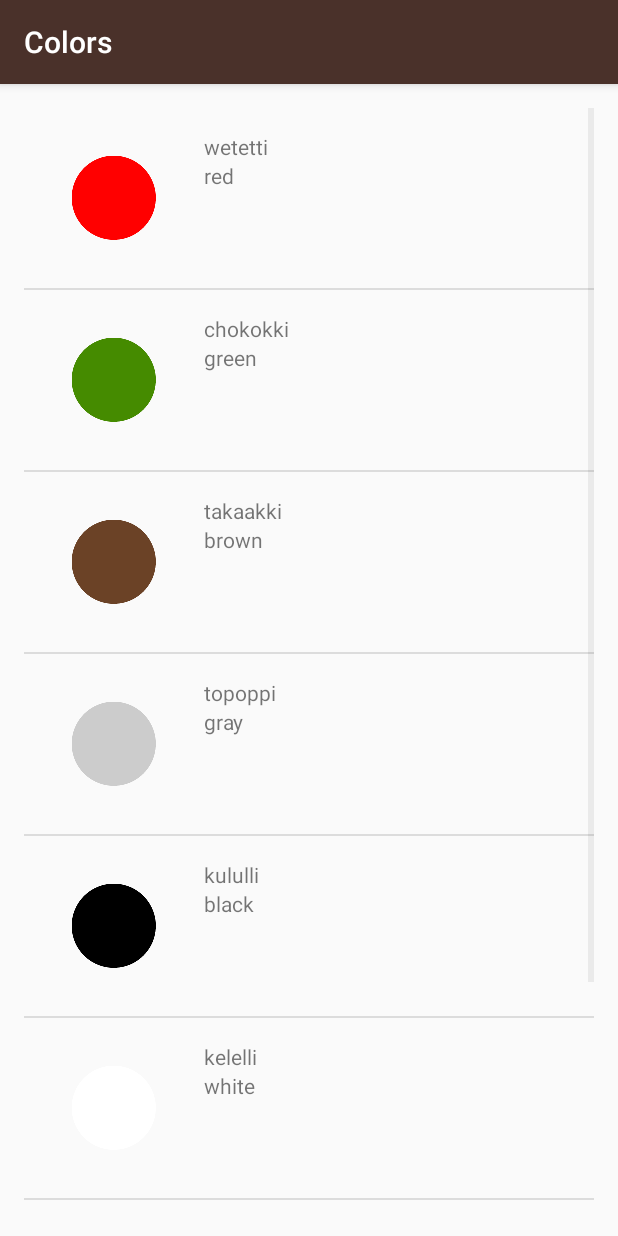
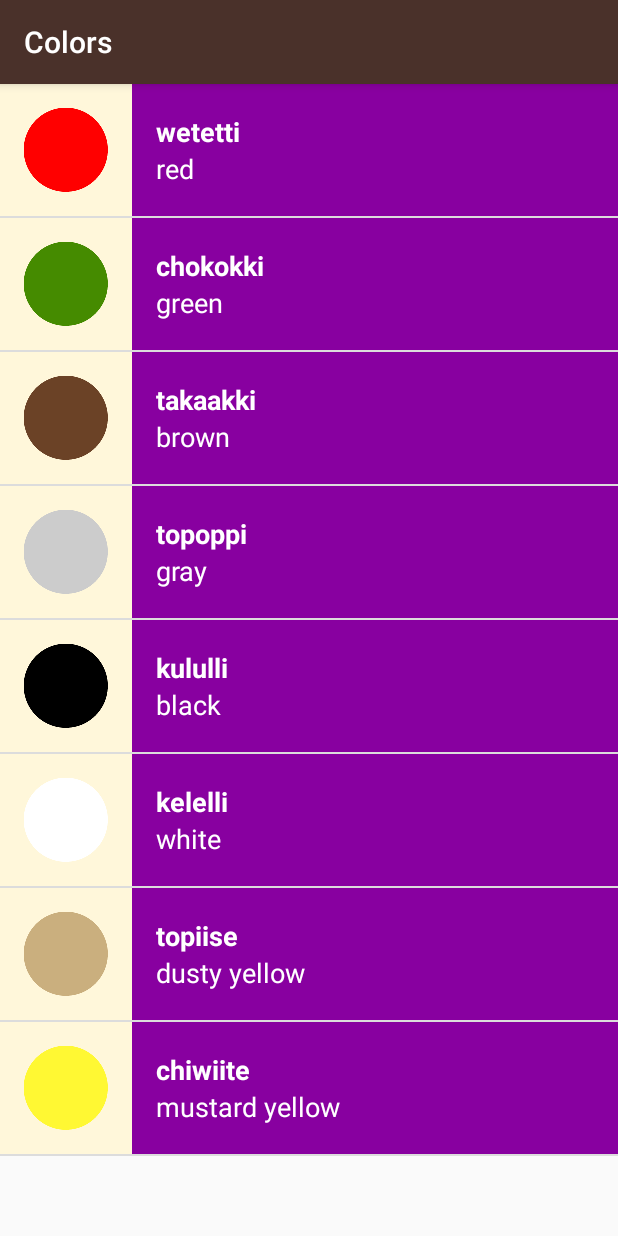
Before and after one commit to d27saurabh/Udacity_Android_Basics, an Android app: the ColorsActivity screen opened directly, with no data from a screen before it, on a phone screen of 412 x 824 dp. Run offline under Robolectric (Android 15) with nearby library versions, the phone set to English and light mode, and no system bars.

Commit message:
Miwok: Visual Polish

```diff
--- a/ud839_Miwok-Starter-code/app/src/main/java/com/example/android/miwok/ColorsActivity.java
+++ b/ud839_Miwok-Starter-code/app/src/main/java/com/example/android/miwok/ColorsActivity.java
@@ -23,7 +23,7 @@
         words.add(new Word("dusty yellow","topiise",R.drawable.color_dusty_yellow));
         words.add(new Word("mustard yellow","chiwiite",R.drawable.color_mustard_yellow));
 
-        WordAdapter itemsAdapter = new WordAdapter(this, words);
+        WordAdapter itemsAdapter = new WordAdapter(this, words, R.color.category_colors);
 
         ListView listView = (ListView) findViewById(R.id.list);
 
--- a/ud839_Miwok-Starter-code/app/src/main/java/com/example/android/miwok/FamilyMembersActivity.java
+++ b/ud839_Miwok-Starter-code/app/src/main/java/com/example/android/miwok/FamilyMembersActivity.java
@@ -26,7 +26,7 @@
         words.add(new Word("grandfather","paapa",R.drawable.family_grandfather));
 
 
-        WordAdapter itemsAdapter = new WordAdapter(this, words);
+        WordAdapter itemsAdapter = new WordAdapter(this, words, R.color.category_family);
 
         ListView listView = (ListView) findViewById(R.id.list);
 
--- a/ud839_Miwok-Starter-code/app/src/main/java/com/example/android/miwok/NumbersActivity.java
+++ b/ud839_Miwok-Starter-code/app/src/main/java/com/example/android/miwok/NumbersActivity.java
@@ -26,7 +26,7 @@
         words.add(new Word("nine","wo'e",R.drawable.number_nine));
         words.add(new Word("ten","na'aacha",R.drawable.number_ten));
 
-        WordAdapter itemsAdapter = new WordAdapter(this, words);
+        WordAdapter itemsAdapter = new WordAdapter(this, words, R.color.category_numbers);
 
         ListView listView = (ListView) findViewById(R.id.list);
 
--- a/ud839_Miwok-Starter-code/app/src/main/java/com/example/android/miwok/PhrasesActivity.java
+++ b/ud839_Miwok-Starter-code/app/src/main/java/com/example/android/miwok/PhrasesActivity.java
@@ -25,7 +25,7 @@
         words.add(new Word("Let's go","yoowutis"));
         words.add(new Word("Come here","enni'nem"));
 
-        WordAdapter itemsAdapter = new WordAdapter(this, words);
+        WordAdapter itemsAdapter = new WordAdapter(this, words, R.color.category_phrases);
 
         ListView listView = (ListView) findViewById(R.id.list);
 
--- a/ud839_Miwok-Starter-code/app/src/main/java/com/example/android/miwok/WordAdapter.java
+++ b/ud839_Miwok-Starter-code/app/src/main/java/com/example/android/miwok/WordAdapter.java
@@ -3,6 +3,7 @@
 import android.app.Activity;
 import android.support.annotation.NonNull;
 import android.support.annotation.Nullable;
+import android.support.v4.content.ContextCompat;
 import android.view.LayoutInflater;
 import android.view.View;
 import android.view.ViewGroup;
@@ -16,6 +17,9 @@
 
     private static final String LOG_TAG = WordAdapter.class.getSimpleName();
 
+    /**Resource ID for teh background color for this list of words*/
+    private int mColorResourceId;
+
     /**
      *This is our own custom constructor (it doesn't mirror a superclass constructor).
      * The context is used to inflate the layout file, and the list is the data we want
@@ -23,12 +27,13 @@
      * @param context current activity
      * @param words is the list of word to be displayed
      */
-    public WordAdapter(Activity context, ArrayList<Word> words){
+    public WordAdapter(Activity context, ArrayList<Word> words, int colorResourceId ){
         // Here, we initialize the ArrayAdapter's internal storage for the context and the list.
         // the second argument is used when the ArrayAdapter is populating a single TextView.
         // Because this is a custom adapter for two TextViews and an ImageView, the adapter is not
         // going to use this second argument, so it can be any value. Here, we used 0.
         super(context,0,words);
+        mColorResourceId = colorResourceId;
     }
     /**
      * Provides a view for an AdapterView (ListView, GridView, etc.)
@@ -73,8 +78,14 @@
 
         }
 
+        //Set theme color for the list item
+        View textContainer = listItemView.findViewById(R.id.text_container);
+        //Find the color that the resource ID maps to
+        int color = ContextCompat.getColor(getContext(),mColorResourceId);
+        //Set the background container of the text container View
+        textContainer.setBackgroundColor(color);
 
-
+        //Return teh whole lisy item layout(conatining 2 textViews) so that it can be shown in the listView
         return listItemView;
 
     }
--- a/ud839_Miwok-Starter-code/app/src/main/res/layout/list_item.xml
+++ b/ud839_Miwok-Starter-code/app/src/main/res/layout/list_item.xml
@@ -3,33 +3,45 @@
     xmlns:android="http://schemas.android.com/apk/res/android"
     xmlns:tools="http://schemas.android.com/tools"
     android:layout_width="match_parent"
-    android:layout_height="match_parent"
+    android:layout_height="wrap_content"
+    android:minHeight="@dimen/list_item_height"
+    android:id="@+id/list_item"
     android:orientation="horizontal"
-    android:padding="16dp">
+    android:background="@color/tan_background">
 
 
         <ImageView
-            android:layout_width="wrap_content"
-            android:layout_height="wrap_content"
+            android:layout_width="@dimen/list_item_height"
+            android:layout_height="@dimen/list_item_height"
             android:src="@mipmap/ic_launcher"
             android:id="@+id/image"/>
 
         <LinearLayout
-            android:layout_width="wrap_content"
-            android:layout_height="wrap_content"
+            android:layout_width="match_parent"
+            android:layout_height="match_parent"
+            android:id="@+id/text_container"
             android:orientation="vertical"
             android:paddingLeft="16dp">
 
             <TextView
                 android:layout_width="wrap_content"
-                android:layout_height="wrap_content"
+                android:layout_height="0dp"
+                android:layout_weight="1"
+                android:gravity="bottom"
                 android:id="@+id/miwok_textView"
+                android:textAppearance="?android:textAppearanceMedium"
+                android:textColor="#FFFFFF"
+                android:textStyle="bold"
                 tools:text="lutti"/>
 
             <TextView
                 android:layout_width="wrap_content"
-                android:layout_height="wrap_content"
+                android:layout_height="0dp"
+                android:layout_weight="1"
+                android:gravity="top"
                 android:id="@+id/default_textView"
+                android:textAppearance="?android:textAppearanceMedium"
+                android:textColor="#FFFFFF"
                 tools:text="one"/>
 
         </LinearLayout>
--- a/ud839_Miwok-Starter-code/app/src/main/res/layout/word_list.xml
+++ b/ud839_Miwok-Starter-code/app/src/main/res/layout/word_list.xml
@@ -4,8 +4,4 @@
     android:id="@+id/list"
     android:orientation="vertical"
     android:layout_width="match_parent"
-    android:layout_height="match_parent"
-    android:paddingBottom="@dimen/activity_vertical_margin"
-    android:paddingLeft="@dimen/activity_horizontal_margin"
-    android:paddingRight="@dimen/activity_horizontal_margin"
-    android:paddingTop="@dimen/activity_vertical_margin" />
+    android:layout_height="match_parent"/>
--- a/ud839_Miwok-Starter-code/app/src/main/res/values/dimens.xml
+++ b/ud839_Miwok-Starter-code/app/src/main/res/values/dimens.xml
@@ -16,6 +16,4 @@
     <!-- Height of each list item -->
     <dimen name="list_item_height">88dp</dimen>
     <!-- Default screen margins, per the Android Design guidelines. -->
-    <dimen name="activity_horizontal_margin">16dp</dimen>
-    <dimen name="activity_vertical_margin">16dp</dimen>
 </resources>
```
